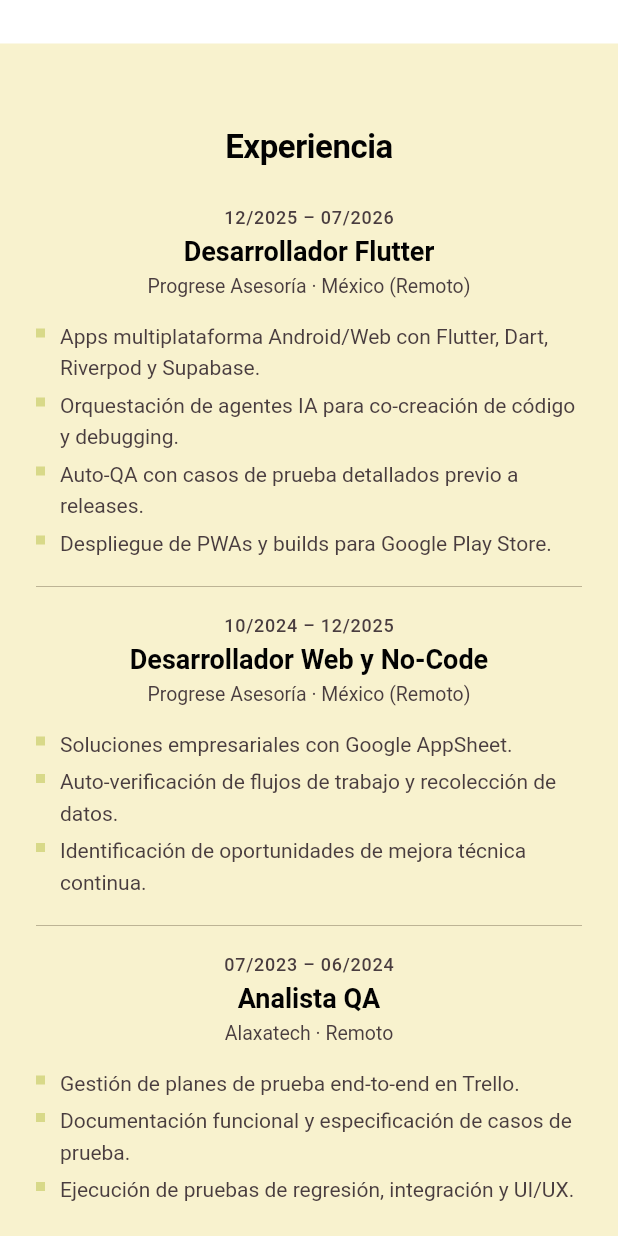
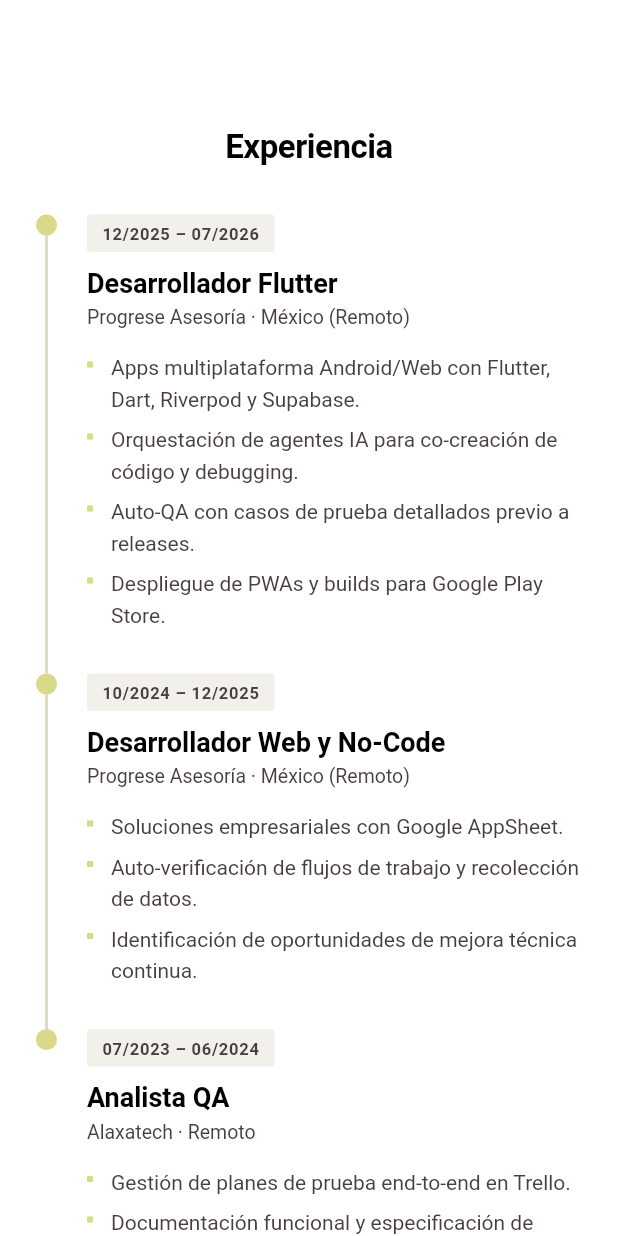
Before and after one commit to acostheta/acostheta-landing, a Flutter app: the screen it shows after launch, scrolled down 1152 dp, on a phone screen of 412 x 824 dp. Run offline on Flutter 3.47's test engine with Material 3 defaults, Android fonts, the phone set to English and light mode, and no system bars; network calls fail.

Commit message:
Redesign Experience section with timeline layout, period badges, and cleaner typography

```diff
--- a/lib/widgets/experience_section.dart
+++ b/lib/widgets/experience_section.dart
@@ -44,7 +44,7 @@ class ExperienceSection extends StatelessWidget {
     return Container(
       padding: EdgeInsets.fromLTRB(
           hPad(context), sectionGap(context), hPad(context), sectionGap(context)),
-      color: AppTheme.cream,
+      color: AppTheme.white,
       child: Column(
         crossAxisAlignment: CrossAxisAlignment.center,
         children: [
@@ -53,13 +53,20 @@ class ExperienceSection extends StatelessWidget {
             style: Theme.of(context).textTheme.headlineMedium,
             textAlign: TextAlign.center,
           ),
-          SizedBox(height: mobile ? 24 : 40),
-          ..._experiences.asMap().entries.map((e) {
-            return _ExperienceBlock(
+          SizedBox(height: mobile ? 32 : 48),
+          ConstrainedBox(
+            constraints: const BoxConstraints(maxWidth: 680),
+            child: Column(
+              children: _experiences
+                  .asMap()
+                  .entries
+                  .map((e) => _ExperienceRow(
                         experience: e.value,
                         isLast: e.key == _experiences.length - 1,
-            );
-          }),
+                      ))
+                  .toList(),
+            ),
+          ),
         ],
       ),
     );
@@ -79,56 +86,67 @@ class _Experience {
   });
 }
 
-class _ExperienceBlock extends StatelessWidget {
+class _ExperienceRow extends StatelessWidget {
   final _Experience experience;
   final bool isLast;
 
-  const _ExperienceBlock({required this.experience, required this.isLast});
+  const _ExperienceRow({required this.experience, required this.isLast});
 
   @override
   Widget build(BuildContext context) {
     final mobile = isMobile(context);
-    return Column(
-      crossAxisAlignment: CrossAxisAlignment.center,
+    return IntrinsicHeight(
+      child: Row(
+        crossAxisAlignment: CrossAxisAlignment.stretch,
         children: [
-        if (mobile) ...[
-          Text(
-            experience.period,
-            style: const TextStyle(
-              fontSize: 12,
-              fontWeight: FontWeight.w500,
-              color: AppTheme.darkBrown,
-              letterSpacing: 0.5,
+          Column(
+            children: [
+              Container(
+                width: 14,
+                height: 14,
+                decoration: BoxDecoration(
+                  color: AppTheme.olive,
+                  border: Border.all(color: AppTheme.olive, width: 3),
+                  shape: BoxShape.circle,
                 ),
               ),
-          const SizedBox(height: 4),
+              if (!isLast)
+                Expanded(
+                  child: Container(
+                    width: 2,
+                    color: AppTheme.beige.withOpacity(0.5),
+                  ),
+                ),
             ],
-        Row(
-          mainAxisAlignment: MainAxisAlignment.center,
+          ),
+          const SizedBox(width: 20),
+          Expanded(
+            child: Padding(
+              padding: EdgeInsets.only(bottom: isLast ? 0 : mobile ? 24 : 32),
+              child: Column(
                 crossAxisAlignment: CrossAxisAlignment.start,
                 children: [
-            if (!mobile)
-              SizedBox(
-                width: 120,
+                  Container(
+                    padding:
+                        const EdgeInsets.symmetric(horizontal: 10, vertical: 4),
+                    decoration: BoxDecoration(
+                      color: AppTheme.beige.withOpacity(0.2),
+                      borderRadius: BorderRadius.circular(2),
+                    ),
                     child: Text(
                       experience.period,
                       style: const TextStyle(
-                    fontSize: 12,
-                    fontWeight: FontWeight.w500,
+                        fontSize: 11,
+                        fontWeight: FontWeight.w600,
                         color: AppTheme.darkBrown,
                         letterSpacing: 0.5,
                       ),
                     ),
                   ),
-            if (!mobile) const SizedBox(width: 24),
-            Expanded(
-              child: Column(
-                crossAxisAlignment: CrossAxisAlignment.center,
-                children: [
+                  const SizedBox(height: 10),
                   Text(
                     experience.role,
                     style: Theme.of(context).textTheme.titleLarge,
-                    textAlign: TextAlign.center,
                   ),
                   const SizedBox(height: 2),
                   Text(
@@ -137,21 +155,20 @@ class _ExperienceBlock extends StatelessWidget {
                       fontSize: 13,
                       color: AppTheme.darkBrown,
                     ),
-                    textAlign: TextAlign.center,
                   ),
                   const SizedBox(height: 12),
                   ...experience.bullets.map(
                     (b) => Padding(
-                      padding: const EdgeInsets.only(bottom: 4),
+                      padding: const EdgeInsets.only(bottom: 6),
                       child: Row(
                         crossAxisAlignment: CrossAxisAlignment.start,
                         children: [
                           Padding(
-                            padding: const EdgeInsets.only(top: 7),
+                            padding: const EdgeInsets.only(top: 8),
                             child: Container(
-                                width: 6, height: 6, color: AppTheme.olive),
+                                width: 4, height: 4, color: AppTheme.olive),
                           ),
-                          const SizedBox(width: 10),
+                          const SizedBox(width: 12),
                           Expanded(
                             child: Text(
                               b,
@@ -169,10 +186,9 @@ class _ExperienceBlock extends StatelessWidget {
                 ],
               ),
             ),
+          ),
         ],
       ),
-        if (!isLast) const Divider(color: AppTheme.beige, height: 32),
-      ],
     );
   }
 }
```
Lines whose indentation alone changed are shown as unchanged.
